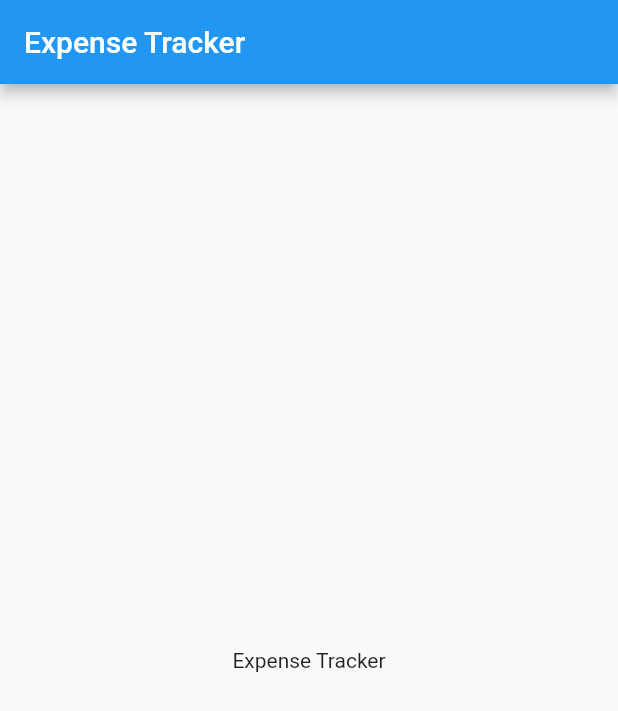
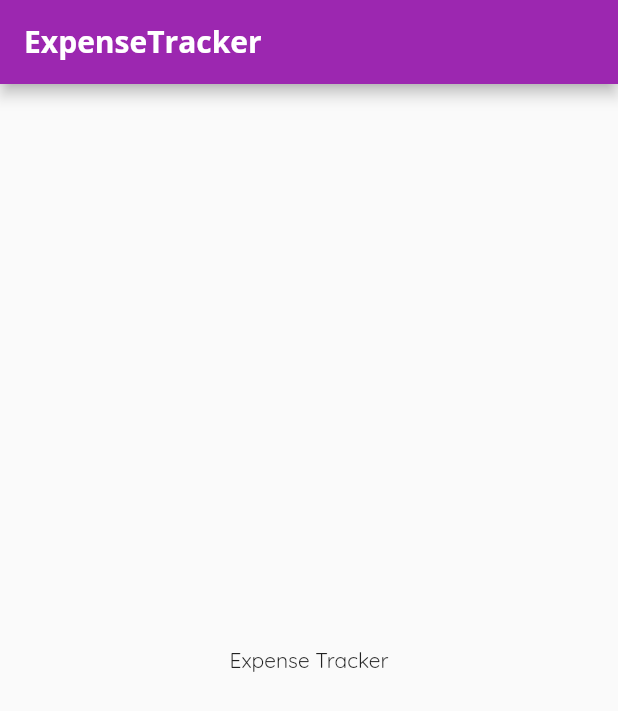
Before and after one commit to nipunvv/ExpenseTracker, a Flutter app: the screen it shows after launch, on a phone screen of 412 x 824 dp. Shown: the top 711 px of the screen. Run offline on Flutter 3.47's test engine with Material 2 defaults, Android fonts, the phone set to English and light mode, and no system bars.

Commit message:
Setup theme and structure

```diff
--- a/lib/main.dart
+++ b/lib/main.dart
@@ -8,12 +8,27 @@ class MyApp extends StatelessWidget {
   @override
   Widget build(BuildContext context) {
     return MaterialApp(
-      title: 'Expense Tracker',
+      title: 'Expenses',
       theme: ThemeData(
-        primarySwatch: Colors.blue,
+        primarySwatch: Colors.purple,
         visualDensity: VisualDensity.adaptivePlatformDensity,
+        fontFamily: 'Quicksand',
+        appBarTheme: AppBarTheme(
+          textTheme: ThemeData.light().textTheme.copyWith(
+                headline6: TextStyle(
+                  fontFamily: 'OpenSans',
+                  fontSize: 20,
+                  fontWeight: FontWeight.bold,
+                ),
+                button: TextStyle(
+                  color: Colors.white,
+                ),
+              ),
+        ),
       ),
-      home: MyHomePage(title: 'Expense Tracker'),
+      home: MyHomePage(
+        title: 'ExpenseTracker',
+      ),
     );
   }
 }
```
Also changed, not shown: pubspec.yaml (+12 -11 lines), assets/fonts/OpenSans-Bold.ttf (added), assets/fonts/OpenSans-Regular.ttf (added), assets/fonts/Quicksand-Bold.ttf (added), assets/fonts/Quicksand-Light.ttf (added), assets/fonts/Quicksand-Medium.ttf (added), assets/fonts/Quicksand-Regular.ttf (added), pubspec.lock.
